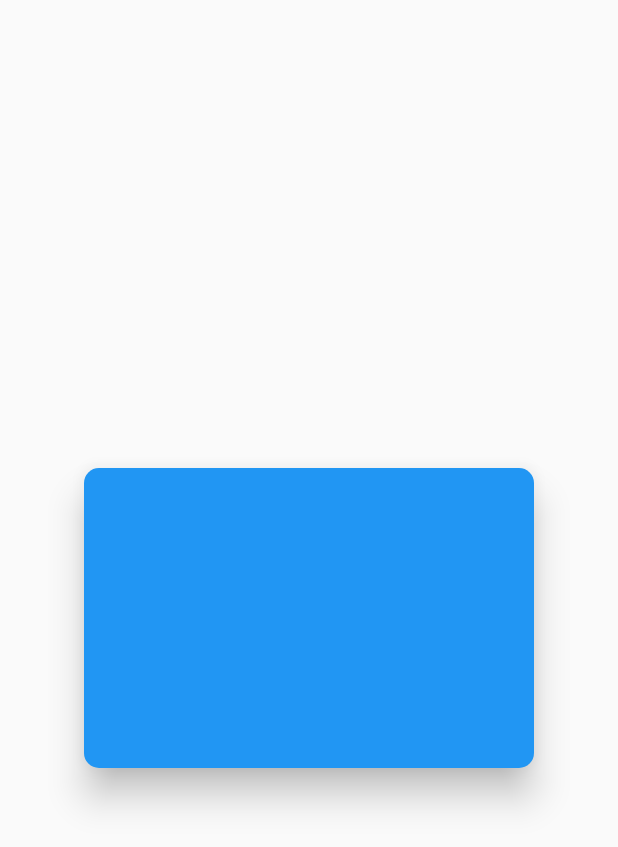
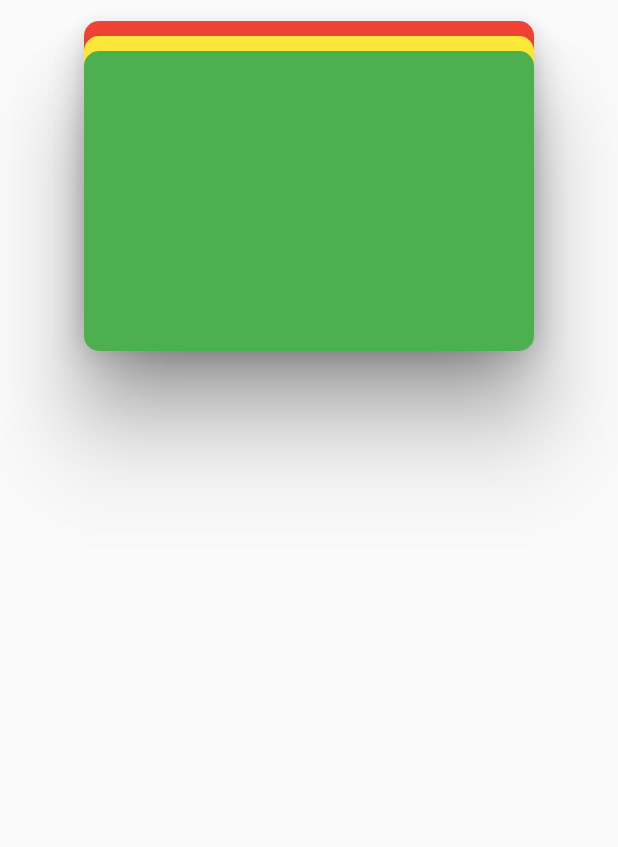
Before and after one commit to mejdi14/stack_of_cards, a Flutter app: the screen it shows after launch, on a phone screen of 412 x 824 dp. Shown: the top 847 px of the screen. Run offline on Flutter 3.47's test engine with Material 2 defaults, Android fonts, the phone set to English and light mode, and no system bars.

Commit message:
create custom list widget

```diff
--- a/lib/main.dart
+++ b/lib/main.dart
@@ -25,6 +25,7 @@ class MyHomePage extends StatefulWidget {
 }
 
 class _MyHomePageState extends State<MyHomePage> {
+  var listColors = [Colors.red, Colors.yellow, Colors.green];
   void _incrementCounter() {
     setState(() {});
   }
@@ -35,10 +36,21 @@ class _MyHomePageState extends State<MyHomePage> {
         body: Center(
             child: Stack(
       alignment: Alignment.center,
-      children: [
-        Card(
-          elevation: 10,
-          color: Colors.blue,
+      children:
+                <Widget>[..._buildCards()]
+      ,
+    )));
+  }
+
+  _buildCards(){
+    List<Widget> list = [];
+    var elevation = 10.0;
+    for(var i in listColors){
+      list.add(  Positioned(
+        top: elevation,
+        child: Card(
+          elevation: elevation,
+          color: i,
           shape: RoundedRectangleBorder(
             borderRadius: BorderRadius.circular(10),
           ),
@@ -46,8 +58,10 @@ class _MyHomePageState extends State<MyHomePage> {
             height: 200,
             width: 300,
           ),
-        )
-      ],
-    )));
+        ),
+      ));
+      elevation += 10;
+    }
+    return list;
   }
 }
```
